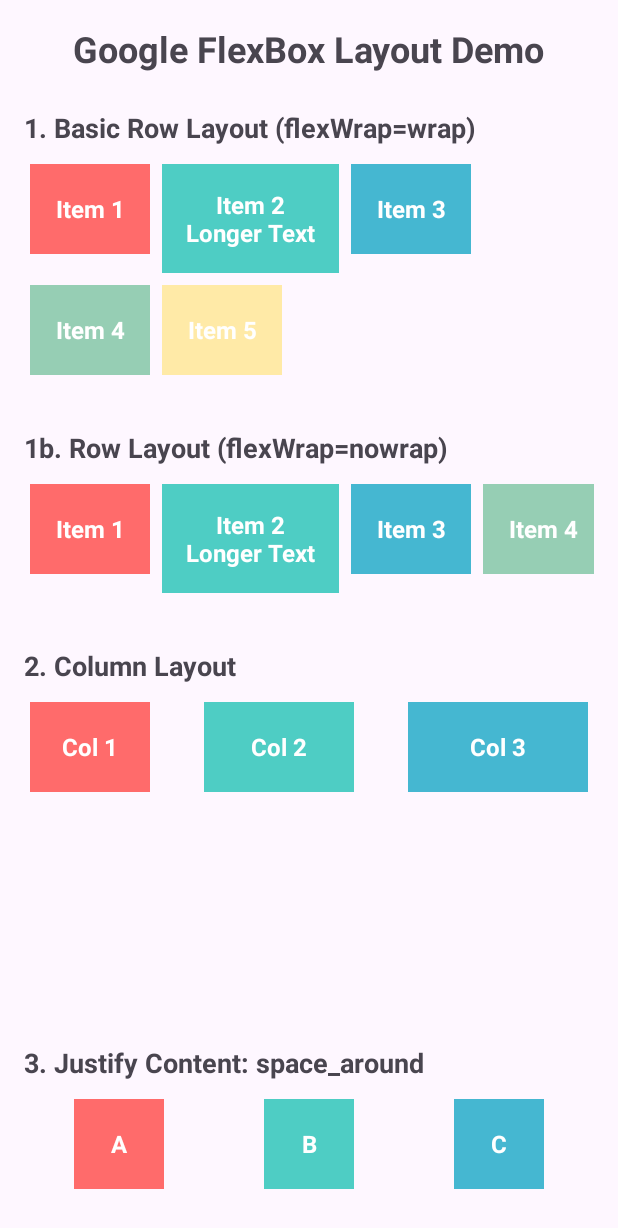
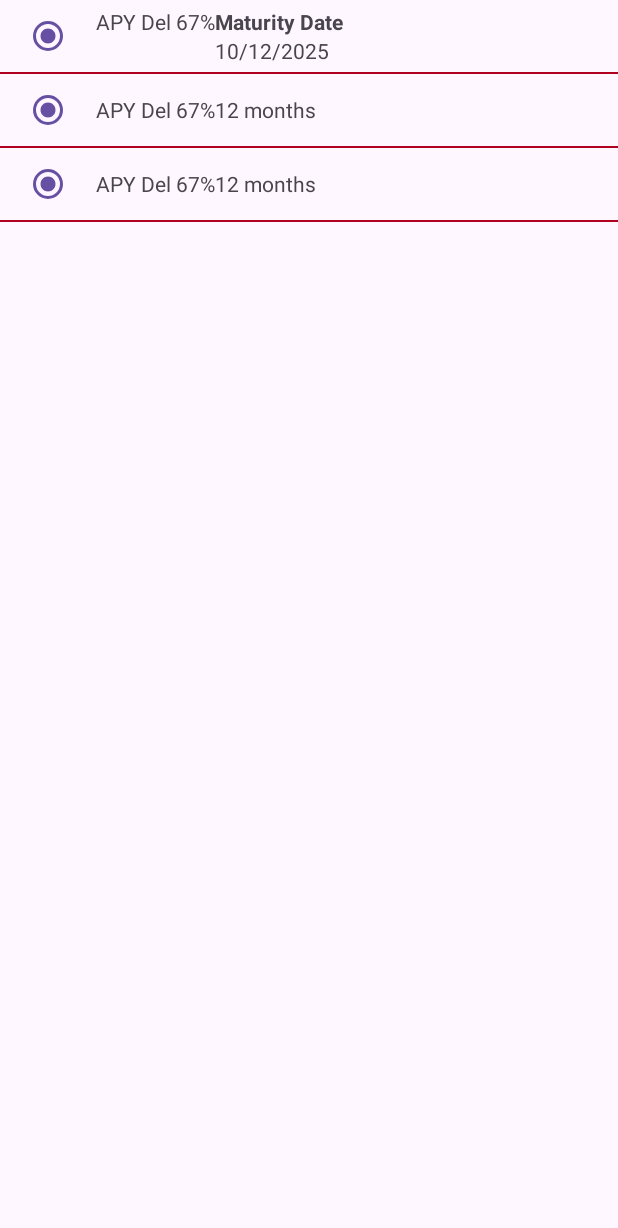
Before and after one commit to amitray769/AndroidXMLUIPlayground, an Android app: the screen it shows after launch (MainActivity before the commit, MainActivity2 after it), on a phone screen of 412 x 824 dp. Shown: the top 1228 px of the screen. Run offline under Robolectric (Android 15) with nearby library versions, the phone set to English and light mode, and no system bars; our stand-ins replace FlexboxLayout.

Commit message:
new added commit

```diff
--- a/app/src/main/AndroidManifest.xml
+++ b/app/src/main/AndroidManifest.xml
@@ -12,7 +12,7 @@
         android:supportsRtl="true"
         android:theme="@style/Theme.AndroidXMLUIPlayground">
         <activity
-            android:name=".MainActivity"
+            android:name=".MainActivity2"
             android:exported="true">
             <intent-filter>
                 <action android:name="android.intent.action.MAIN" />
--- /dev/null
+++ b/app/src/main/java/com/amit/androidxmluiplayground/MainActivity2.kt
@@ -0,0 +1,26 @@
+package com.amit.androidxmluiplayground
+
+import android.os.Bundle
+import android.widget.TextView
+import androidx.activity.enableEdgeToEdge
+import androidx.appcompat.app.AppCompatActivity
+import androidx.core.view.ViewCompat
+import androidx.core.view.WindowInsetsCompat
+import com.google.android.flexbox.FlexDirection
+import com.google.android.flexbox.FlexboxLayout
+import com.google.android.flexbox.JustifyContent
+
+class MainActivity2 : AppCompatActivity() {
+    override fun onCreate(savedInstanceState: Bundle?) {
+        super.onCreate(savedInstanceState)
+        enableEdgeToEdge()
+        setContentView(R.layout.activity_main2)
+        ViewCompat.setOnApplyWindowInsetsListener(findViewById(R.id.main)) { v, insets ->
+            val systemBars = insets.getInsets(WindowInsetsCompat.Type.systemBars())
+            v.setPadding(systemBars.left, systemBars.top, systemBars.right, systemBars.bottom)
+            insets
+        }
+
+
+    }
+}
--- a/app/src/main/res/layout/activity_main.xml
+++ b/app/src/main/res/layout/activity_main.xml
@@ -7,7 +7,7 @@
     android:layout_height="match_parent"
     tools:context=".MainActivity">
 
-    <LinearLayout
+    <androidx.appcompat.widget.LinearLayoutCompat
         android:layout_width="match_parent"
         android:layout_height="wrap_content"
         android:orientation="vertical"
@@ -22,6 +22,61 @@
             android:text="Google FlexBox Layout Demo"
             android:textSize="24sp"
             android:textStyle="bold" />
+
+    <androidx.appcompat.widget.LinearLayoutCompat
+        android:layout_width="match_parent"
+        android:layout_height="wrap_content"
+        android:orientation="horizontal"
+        android:padding="16dp">
+
+       <androidx.appcompat.widget.AppCompatRadioButton
+           android:layout_width="wrap_content"
+           android:layout_height="wrap_content"
+           android:layout_gravity="center_vertical"
+           android:checked="true"/>
+
+        <com.google.android.flexbox.FlexboxLayout
+            android:layout_width="match_parent"
+            android:layout_height="wrap_content"
+            android:layout_marginBottom="32dp"
+            app:alignItems="center"
+            app:flexDirection="row"
+            app:flexWrap="wrap">
+
+            <androidx.appcompat.widget.AppCompatTextView
+                style="@style/FlexItem"
+                android:layout_width="wrap_content"
+                android:layout_height="wrap_content"
+                android:background="#FF6B6B"
+                android:ellipsize="none"
+                app:layout_flexBasisPercent="50%"
+                android:text="APY del 1.70%"
+                app:layout_flexGrow="1" />
+
+            <LinearLayout
+                android:layout_width="wrap_content"
+                android:layout_height="wrap_content"
+                android:orientation="vertical"
+                app:layout_flexBasisPercent="50%"
+                app:layout_flexGrow="1">
+
+                <androidx.appcompat.widget.AppCompatTextView
+                    android:layout_width="wrap_content"
+                    android:layout_height="wrap_content"
+                    android:background="#4ECDC4"
+                    android:text="Fetch de Vencimient" />
+
+                <androidx.appcompat.widget.AppCompatTextView
+                    android:layout_width="wrap_content"
+                    android:layout_height="wrap_content"
+                    android:background="#45B7D1"
+                    android:text="10/12/2025" />
+            </LinearLayout>
+
+
+        </com.google.android.flexbox.FlexboxLayout>
+    </androidx.appcompat.widget.LinearLayoutCompat>
+
 
         <!-- Demo 1: Basic Row Layout -->
         <TextView
@@ -232,54 +287,6 @@
 
         </com.google.android.flexbox.FlexboxLayout>
 
-        <!-- Demo 5: Flex Grow -->
-        <TextView
-            android:layout_width="wrap_content"
-            android:layout_height="wrap_content"
-            android:layout_marginBottom="8dp"
-            android:text="5. Flex Grow (Item 2 grows to fill space)"
-            android:textSize="18sp"
-            android:textStyle="bold" />
-
-        <com.google.android.flexbox.FlexboxLayout
-            android:layout_width="match_parent"
-            android:layout_height="wrap_content"
-            android:layout_marginBottom="32dp"
-            app:alignItems="center"
-            app:flexDirection="row"
-            app:flexWrap="wrap"
-            app:justifyContent="flex_start">
-
-            <TextView
-                style="@style/FlexItem"
-                android:layout_width="wrap_content"
-                android:layout_height="wrap_content"
-                android:background="#FF6B6B"
-                android:ellipsize="none"
-                android:text="Grows to fill dkshfjdshjjhfkdj"
-                app:layout_flexGrow="1" />
-
-            <LinearLayout
-                android:layout_width="wrap_content"
-                android:layout_height="wrap_content"
-                android:orientation="vertical"
-                app:layout_flexGrow="1">
-
-                <TextView
-                    android:layout_width="wrap_content"
-                    android:layout_height="wrap_content"
-                    android:background="#4ECDC4"
-                    android:text="Maturity Date kdjkfjdjhgh" />
-
-                <TextView
-                    android:layout_width="wrap_content"
-                    android:layout_height="wrap_content"
-                    android:background="#45B7D1"
-                    android:text="10/12/2025" />
-            </LinearLayout>
-
-
-        </com.google.android.flexbox.FlexboxLayout>
 
         <!-- Demo 6: Align Self -->
         <TextView
@@ -320,6 +327,6 @@
 
         </com.google.android.flexbox.FlexboxLayout>
 
-    </LinearLayout>
+    </androidx.appcompat.widget.LinearLayoutCompat>
 
 </ScrollView>
--- /dev/null
+++ b/app/src/main/res/layout/activity_main2.xml
@@ -0,0 +1,315 @@
+<?xml version="1.0" encoding="utf-8"?>
+<androidx.constraintlayout.widget.ConstraintLayout
+    xmlns:android="http://schemas.android.com/apk/res/android"
+    xmlns:app="http://schemas.android.com/apk/res-auto"
+    xmlns:tools="http://schemas.android.com/tools"
+    android:id="@+id/main"
+    android:layout_width="match_parent"
+    android:layout_height="match_parent"
+    tools:context=".MainActivity2">
+
+
+<!--     First Row-->
+
+    <androidx.appcompat.widget.LinearLayoutCompat
+        android:id="@+id/termRatesLayoutRowLayout"
+        android:layout_width="match_parent"
+        android:layout_height="wrap_content"
+        android:focusable="true"
+        android:orientation="horizontal"
+        android:paddingStart="16dp"
+        app:layout_constraintStart_toStartOf="parent"
+        app:layout_constraintTop_toTopOf="parent">
+
+        <androidx.appcompat.widget.AppCompatRadioButton
+            android:id="@+id/termRadioBtn"
+            android:layout_width="wrap_content"
+            android:layout_height="wrap_content"
+            android:layout_gravity="center_vertical"
+            android:checked="true"
+            android:gravity="center_vertical"
+            app:layout_constraintEnd_toEndOf="parent"
+            app:layout_constraintTop_toTopOf="parent" />
+
+        <com.google.android.flexbox.FlexboxLayout
+            android:layout_width="match_parent"
+            android:layout_height="wrap_content"
+            android:layout_gravity="center_vertical"
+            app:alignItems="center"
+            app:flexDirection="row"
+            app:flexWrap="wrap">
+
+            <androidx.appcompat.widget.AppCompatTextView
+                android:id="@+id/closeText"
+                android:layout_width="wrap_content"
+                android:layout_height="match_parent"
+                android:gravity="center_vertical"
+                app:layout_constraintBottom_toBottomOf="parent"
+                app:layout_constraintStart_toStartOf="parent"
+                app:layout_constraintTop_toTopOf="parent"
+                android:visibility="gone"
+                android:text="close" />
+
+            <androidx.appcompat.widget.AppCompatTextView
+                android:id="@+id/effectivePercentage"
+                android:layout_width="wrap_content"
+                android:layout_height="wrap_content"
+                android:gravity="center_vertical"
+                android:maxLines="1"
+                android:text="APY Del 67%"
+                android:visibility="visible"
+                app:layout_flexBasisPercent="50%" />
+
+            <androidx.appcompat.widget.AppCompatTextView
+                android:id="@+id/termUnitCount"
+                android:layout_width="wrap_content"
+                android:layout_height="wrap_content"
+                android:gravity="start"
+                android:textStyle="normal"
+                android:visibility="gone"
+                app:layout_flexBasisPercent="50%"
+                app:layout_flexGrow="1"
+                android:text="12 months" />
+
+            <LinearLayout
+                android:id="@+id/maturityDateContainer"
+                android:layout_width="wrap_content"
+                android:layout_height="wrap_content"
+                android:gravity="center_vertical"
+                android:orientation="vertical"
+                android:visibility="visible"
+                app:layout_flexBasisPercent="50%"
+                app:layout_flexGrow="1">
+
+
+                <androidx.appcompat.widget.AppCompatTextView
+                    android:layout_width="wrap_content"
+                    android:layout_height="wrap_content"
+                    android:text="Maturity Date"
+                    android:textStyle="bold"/>
+
+                <androidx.appcompat.widget.AppCompatTextView
+                    android:layout_width="wrap_content"
+                    android:layout_height="wrap_content"
+                    android:gravity="center_vertical"
+                    android:text="10/12/2025"
+                    tools:text="10/12/2025" />
+            </LinearLayout>
+
+        </com.google.android.flexbox.FlexboxLayout>
+
+    </androidx.appcompat.widget.LinearLayoutCompat>
+
+    <View
+        android:id="@+id/dividerView1"
+        android:layout_width="0dp"
+        android:layout_height="1dp"
+        android:background="@color/design_default_color_error"
+        android:visibility="visible"
+        app:layout_constraintEnd_toEndOf="parent"
+        app:layout_constraintStart_toStartOf="parent"
+        app:layout_constraintTop_toBottomOf="@id/termRatesLayoutRowLayout" />
+
+    <!--     Second Row-->
+    <androidx.appcompat.widget.LinearLayoutCompat
+        android:id="@+id/termRatesLayoutRowLayout2"
+        android:layout_width="match_parent"
+        android:layout_height="wrap_content"
+        android:focusable="true"
+        android:orientation="horizontal"
+        android:paddingStart="16dp"
+        app:layout_constraintStart_toStartOf="parent"
+        app:layout_constraintTop_toBottomOf="@+id/dividerView1">
+
+        <androidx.appcompat.widget.AppCompatRadioButton
+            android:id="@+id/termRadioBtn2"
+            android:layout_width="wrap_content"
+            android:layout_height="wrap_content"
+            android:layout_gravity="center_vertical"
+            android:checked="true"
+            android:gravity="center_vertical"
+            app:layout_constraintEnd_toEndOf="parent"
+            app:layout_constraintTop_toTopOf="parent" />
+
+        <com.google.android.flexbox.FlexboxLayout
+            android:layout_width="match_parent"
+            android:layout_height="wrap_content"
+            android:layout_gravity="center_vertical"
+            app:alignItems="center"
+            app:flexDirection="row"
+            app:flexWrap="wrap">
+
+            <androidx.appcompat.widget.AppCompatTextView
+                android:id="@+id/closeText2"
+                android:layout_width="wrap_content"
+                android:layout_height="match_parent"
+                android:gravity="center_vertical"
+                app:layout_constraintBottom_toBottomOf="parent"
+                app:layout_constraintStart_toStartOf="parent"
+                app:layout_constraintTop_toTopOf="parent"
+                android:visibility="gone"
+                android:text="close" />
+
+            <androidx.appcompat.widget.AppCompatTextView
+                android:id="@+id/effectivePercentage2"
+                android:layout_width="wrap_content"
+                android:layout_height="wrap_content"
+                android:gravity="center_vertical"
+                android:maxLines="1"
+                android:text="APY Del 67%"
+                android:visibility="visible"
+                app:layout_flexBasisPercent="33%" />
+
+            <androidx.appcompat.widget.AppCompatTextView
+                android:id="@+id/termUnitCount2"
+                android:layout_width="wrap_content"
+                android:layout_height="wrap_content"
+                android:gravity="start"
+                android:textStyle="normal"
+                android:visibility="visible"
+                app:layout_flexBasisPercent="33%"
+                app:layout_flexGrow="1"
+                android:text="12 months" />
+
+            <LinearLayout
+                android:id="@+id/maturityDateContainer2"
+                android:layout_width="wrap_content"
+                android:layout_height="wrap_content"
+                android:gravity="center_vertical"
+                android:orientation="vertical"
+                android:visibility="gone"
+                app:layout_flexBasisPercent="33%"
+                app:layout_flexGrow="1">
+
+
+                <androidx.appcompat.widget.AppCompatTextView
+                    android:layout_width="wrap_content"
+                    android:layout_height="wrap_content"
+                    android:text="Maturity Date"
+                    android:textStyle="bold"/>
+
+                <androidx.appcompat.widget.AppCompatTextView
+                    android:layout_width="wrap_content"
+                    android:layout_height="wrap_content"
+                    android:gravity="center_vertical"
+                    android:text="10/12/2025"
+                    tools:text="10/12/2025" />
+            </LinearLayout>
+
+        </com.google.android.flexbox.FlexboxLayout>
+
+    </androidx.appcompat.widget.LinearLayoutCompat>
+
+    <View
+        android:id="@+id/dividerView2"
+        android:layout_width="0dp"
+        android:layout_height="1dp"
+        android:background="@color/design_default_color_error"
+        android:visibility="visible"
+        app:layout_constraintEnd_toEndOf="parent"
+        app:layout_constraintStart_toStartOf="parent"
+        app:layout_constraintTop_toBottomOf="@id/termRatesLayoutRowLayout2" />
+
+
+    <!--     Third Row-->
+
+    <androidx.appcompat.widget.LinearLayoutCompat
+        android:id="@+id/termRatesLayoutRowLayout3"
+        android:layout_width="match_parent"
+        android:layout_height="wrap_content"
+        android:focusable="true"
+        android:orientation="horizontal"
+        android:paddingStart="16dp"
+        app:layout_constraintStart_toStartOf="parent"
+        app:layout_constraintTop_toBottomOf="@+id/dividerView2">
+
+        <androidx.appcompat.widget.AppCompatRadioButton
+            android:id="@+id/termRadioBtn3"
+            android:layout_width="wrap_content"
+            android:layout_height="wrap_content"
+            android:layout_gravity="center_vertical"
+            android:checked="true"
+            android:gravity="center_vertical"
+            app:layout_constraintEnd_toEndOf="parent"
+            app:layout_constraintTop_toTopOf="parent" />
+
+        <com.google.android.flexbox.FlexboxLayout
+            android:layout_width="match_parent"
+            android:layout_height="wrap_content"
+            android:layout_gravity="center_vertical"
+            app:alignItems="center"
+            app:flexDirection="row"
+            app:flexWrap="wrap">
+
+            <androidx.appcompat.widget.AppCompatTextView
+                android:id="@+id/closeText3"
+                android:layout_width="wrap_content"
+                android:layout_height="match_parent"
+                android:gravity="center_vertical"
+                app:layout_constraintBottom_toBottomOf="parent"
+                app:layout_constraintStart_toStartOf="parent"
+                app:layout_constraintTop_toTopOf="parent"
+                android:visibility="gone"
+                android:text="close" />
+
+            <androidx.appcompat.widget.AppCompatTextView
+                android:id="@+id/effectivePercentage3"
+                android:layout_width="wrap_content"
+                android:layout_height="wrap_content"
+                android:gravity="center_vertical"
+                android:maxLines="1"
+                android:text="APY Del 67%"
+                android:visibility="visible"
+                app:layout_flexBasisPercent="50%" />
+
+            <androidx.appcompat.widget.AppCompatTextView
+                android:id="@+id/termUnitCount3"
+                android:layout_width="wrap_content"
+                android:layout_height="wrap_content"
+                android:gravity="start"
+                android:textStyle="normal"
+                android:visibility="visible"
+                app:layout_flexBasisPercent="50%"
+                app:layout_flexGrow="1"
+                android:text="12 months" />
+
+            <LinearLayout
+                android:id="@+id/maturityDateContainer3"
+                android:layout_width="wrap_content"
+                android:layout_height="wrap_content"
+                android:gravity="center_vertical"
+                android:orientation="vertical"
+                android:visibility="gone"
+                app:layout_flexBasisPercent="50%"
+                app:layout_flexGrow="1">
+
+
+                <androidx.appcompat.widget.AppCompatTextView
+                    android:layout_width="wrap_content"
+                    android:layout_height="wrap_content"
+                    android:text="Maturity Date"
+                    android:textStyle="bold"/>
+
+                <androidx.appcompat.widget.AppCompatTextView
+                    android:layout_width="wrap_content"
+                    android:layout_height="wrap_content"
+                    android:gravity="center_vertical"
+                    android:text="10/12/2025"
+                    tools:text="10/12/2025" />
+            </LinearLayout>
+
+        </com.google.android.flexbox.FlexboxLayout>
+
+    </androidx.appcompat.widget.LinearLayoutCompat>
+
+    <View
+        android:id="@+id/dividerView3"
+        android:layout_width="0dp"
+        android:layout_height="1dp"
+        android:background="@color/design_default_color_error"
+        android:visibility="visible"
+        app:layout_constraintEnd_toEndOf="parent"
+        app:layout_constraintStart_toStartOf="parent"
+        app:layout_constraintTop_toBottomOf="@id/termRatesLayoutRowLayout3" />
+
+</androidx.constraintlayout.widget.ConstraintLayout>
```
